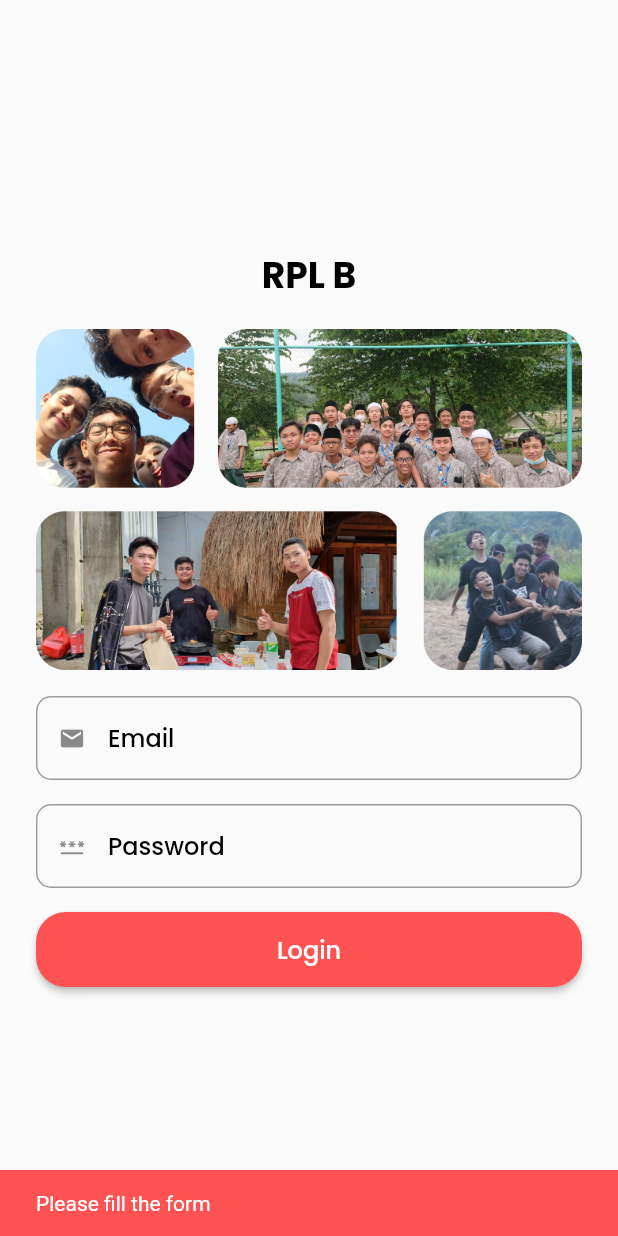
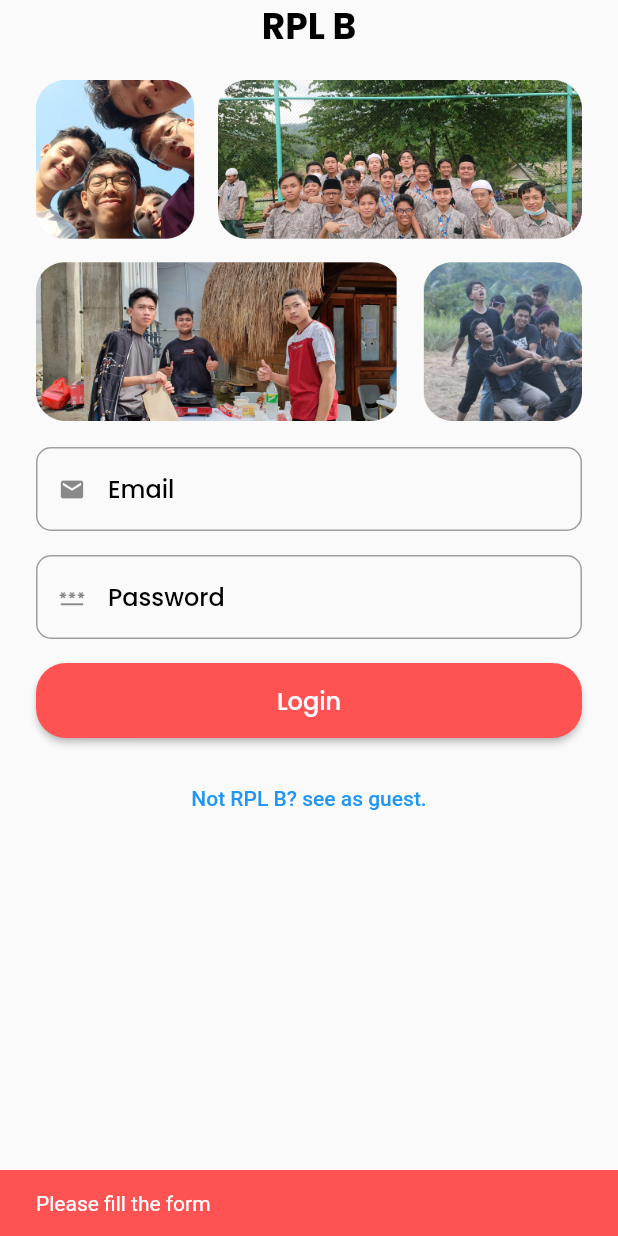
Before and after one commit to DanishMaula/RPL-B, a Flutter app: the screen it shows after launch, after a tap on "Login", on a phone screen of 412 x 824 dp. Run offline on Flutter 3.47's test engine with Material 2 defaults, Android fonts, the phone set to English and light mode, and no system bars; our stand-ins replace firebase_auth, firebase_core, google_fonts; accounts and stored records are empty; network calls fail.

Commit message:
fix : fix login page

```diff
--- a/lib/provider/login_provider.dart
+++ b/lib/provider/login_provider.dart
@@ -1,5 +1,6 @@
 import 'package:firebase_auth/firebase_auth.dart';
 import 'package:flutter/material.dart';
+import 'package:rpl_b/ui/home_page.dart';
 import 'package:rpl_b/utils/result_state.dart';
 
 class LoginProvider extends ChangeNotifier {
@@ -16,16 +17,31 @@ class LoginProvider extends ChangeNotifier {
   String get message => _message;
 
   // * do login with email and password
-  Future loginWithEmailPassword(String email, String password) async {
+  Future loginWithEmailPassword(
+      String email, String password, BuildContext context) async {
     try {
       UserCredential user = await _auth.signInWithEmailAndPassword(
           email: email, password: password);
       _state = ResultState.hasData;
       notifyListeners();
+      ScaffoldMessenger.of(context).showSnackBar(
+        SnackBar(
+          content: Text('Login success: ${user.user!.email}'),
+          backgroundColor: Colors.green,
+        ),
+      );
+      Navigator.pushNamedAndRemoveUntil(
+          context, HomePage.routeName, (route) => false);
     } on FirebaseAuthException catch (e) {
       _state = ResultState.error;
       _message = e.message!;
       notifyListeners();
+      ScaffoldMessenger.of(context).showSnackBar(
+        SnackBar(
+          content: Text('Login failed: ${e.message}'),
+          backgroundColor: Colors.redAccent,
+        ),
+      );
     } catch (e) {
       _state = ResultState.error;
       _message = e.toString();
--- a/lib/ui/auth/login_page.dart
+++ b/lib/ui/auth/login_page.dart
@@ -39,12 +39,14 @@ class _LoginPageState extends State<LoginPage> {
   @override
   Widget build(BuildContext context) {
     return Scaffold(
-      body: Consumer<LoginProvider>(builder: (context, value, _) {
+      body: SafeArea(
+        child: Consumer<LoginProvider>(builder: (context, value, _) {
           if (value.state == ResultState.loading) {
             return const Center(child: CircularProgressIndicator());
           }
           return Padding(
               padding: const EdgeInsets.symmetric(horizontal: 24),
+              child: SingleChildScrollView(
                 child: Column(
                   mainAxisAlignment: MainAxisAlignment.center,
                   children: [
@@ -83,68 +85,54 @@ class _LoginPageState extends State<LoginPage> {
                               backgroundColor: Colors.redAccent,
                             ),
                           );
-                    } else {
-                      value.loginWithEmailPassword(
-                          _emailController.text, _passwordController.text);
+                        }
+                        value.loginWithEmailPassword(_emailController.text,
+                            _passwordController.text, context);
 
-                      if (value.state == ResultState.hasData) {
-                        ScaffoldMessenger.of(context).hideCurrentSnackBar();
-                        ScaffoldMessenger.of(context).showSnackBar(
-                          const SnackBar(
-                            content: Text('Login Success'),
-                            backgroundColor: Colors.green,
-                          ),
-                        );
-                        Navigator.pushNamedAndRemoveUntil(
-                            context, HomePage.routeName, (route) => false);
-                      }
-                      if (value.state == ResultState.error) {
-                        ScaffoldMessenger.of(context).hideCurrentSnackBar();
-                        ScaffoldMessenger.of(context).showSnackBar(
-                          SnackBar(
-                            content: Text(value.message ?? 'Login Failed'),
-                            backgroundColor: Colors.redAccent,
-                          ),
-                        );
-                      }
-                      // try {
-                      //   ScaffoldMessenger.of(context).showSnackBar(
-                      //     const SnackBar(
-                      //       content: Text('Login Process'),
-                      //       backgroundColor: Colors.green,
-                      //     ),
-                      //   );
-                      //   await _auth.signInWithEmailAndPassword(
-                      //       email: _emailController.text,
-                      //       password: _passwordController.text);
-                      //   ScaffoldMessenger.of(context).hideCurrentSnackBar();
-                      //   ScaffoldMessenger.of(context).showSnackBar(
-                      //     const SnackBar(
-                      //       content: Text('Login Success'),
-                      //       backgroundColor: Colors.green,
-                      //     ),
-                      //   );
-                      //   Navigator.pushNamedAndRemoveUntil(
-                      //       context, HomePage.routeName, (route) => false);
-                      // } on FirebaseAuthException catch (e) {
-                      //   ScaffoldMessenger.of(context).hideCurrentSnackBar();
-                      //   ScaffoldMessenger.of(context).showSnackBar(
-                      //     SnackBar(
-                      //       content: Text(e.message ?? 'Login Failed'),
-                      //       backgroundColor: Colors.redAccent,
-                      //     ),
-                      //   );
+                        // else {
+                        //   await value.loginWithEmailPassword(
+                        //       _emailController.text,
+                        //       _passwordController.text,
+                        //       context);
+
+                        //   if (value.state == ResultState.hasData) {
+                        //     ScaffoldMessenger.of(context).hideCurrentSnackBar();
+                        //     ScaffoldMessenger.of(context).showSnackBar(
+                        //       const SnackBar(
+                        //         content: Text('Login Success'),
+                        //         backgroundColor: Colors.green,
+                        //       ),
+                        //     );
+                        //     Navigator.pushNamedAndRemoveUntil(
+                        //         context, HomePage.routeName, (route) => false);
+                        //   }
+                        //   if (value.state == ResultState.error) {
+                        //     ScaffoldMessenger.of(context).hideCurrentSnackBar();
+                        //     ScaffoldMessenger.of(context).showSnackBar(
+                        //       SnackBar(
+                        //         content: Text(value.message ?? 'Login Failed'),
+                        //         backgroundColor: Colors.redAccent,
+                        //       ),
+                        //     );
+                        //   }
                         // }
-                    }
                       },
                       child: Text(
                         'Login',
                         style: getWhiteTextStyle(),
                       ),
                     ),
+                    const SizedBox(height: 16),
+                    TextButton(
+                        onPressed: () {},
+                        child: const Text(
+                          'Not RPL B? see as guest.',
+                        ))
                   ],
+                ),
               ));
         }),
+      ),
     );
   }
 }
--- a/lib/utils/style_manager.dart
+++ b/lib/utils/style_manager.dart
@@ -11,6 +11,13 @@ TextStyle _getTextStyle(
     fontWeight: fontWeight,
     color: color,
   );
+}
+
+TextStyle getUnderlineTextStyle({
+  double fontSize = 16,
+  FontWeight fontWeight = FontWeight.w500,
+}) {
+  return _getTextStyle(fontSize, fontWeight, Colors.black);
 }
 
 TextStyle getSeeAllTextStyle({
```
Lines whose indentation alone changed are shown as unchanged.
